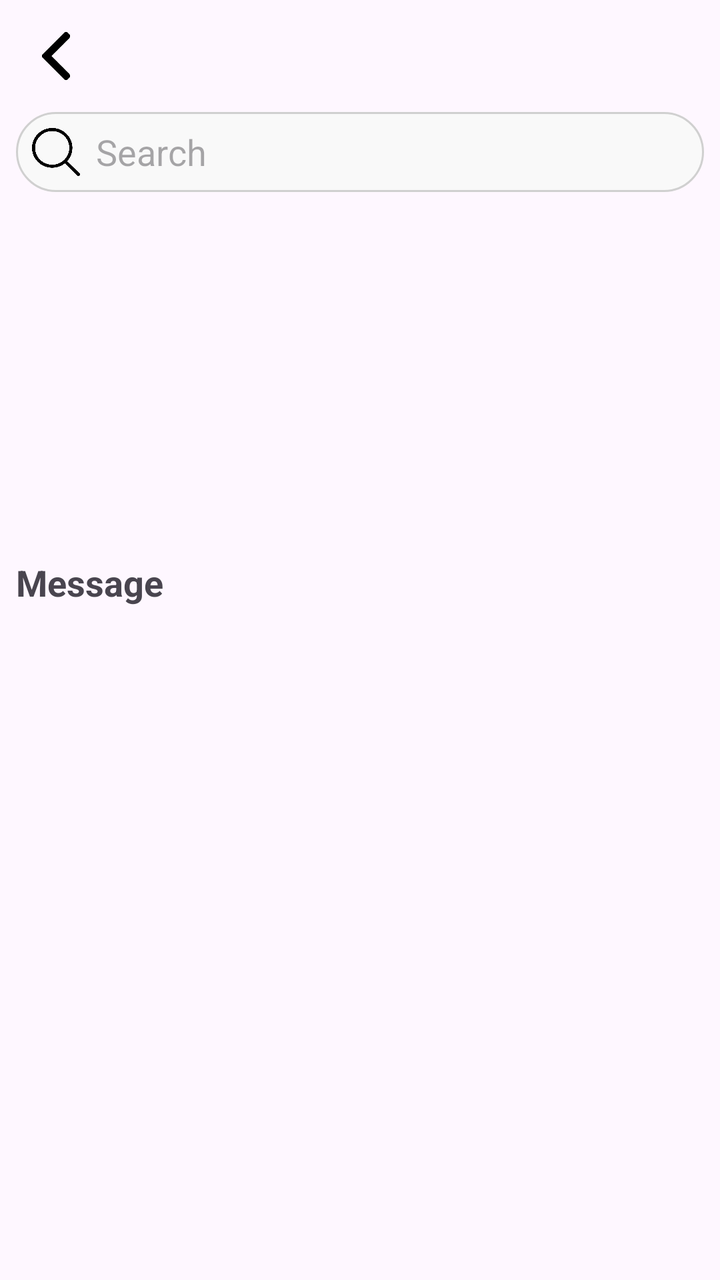
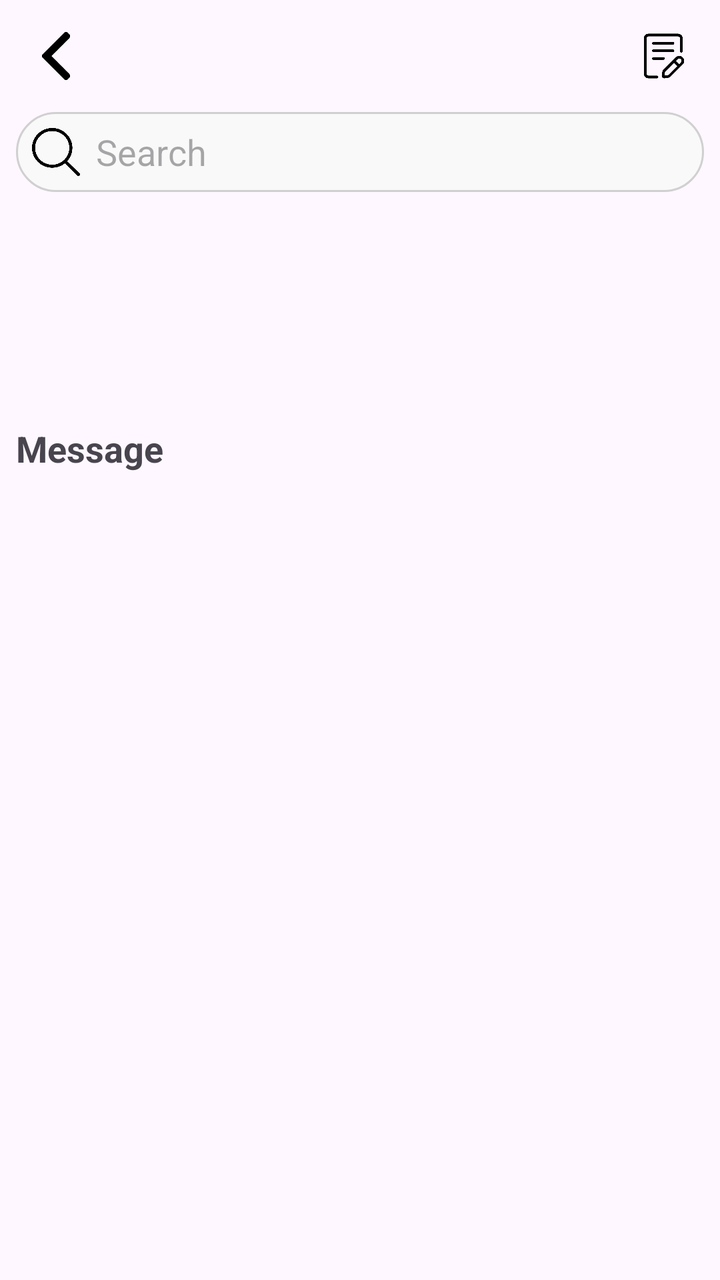

Screens rendered from an Android XML layout before and after an edit, with the pre-edit source and the edit as a unified diff.
<!-- AndroidManifest.xml: application theme Theme.SocialMedia -->
<!-- res/layout/fragment_message.xml -->
<?xml version="1.0" encoding="utf-8"?>
<androidx.constraintlayout.widget.ConstraintLayout
    xmlns:android="http://schemas.android.com/apk/res/android"
    xmlns:app="http://schemas.android.com/apk/res-auto"
    android:layout_width="match_parent"
    android:layout_height="match_parent">

    
    <ImageView
        android:id="@+id/ivBack"
        android:layout_width="40dp"
        android:layout_height="40dp"
        android:src="@drawable/ic_back"
        android:padding="8dp"
        app:layout_constraintTop_toTopOf="parent"
        app:layout_constraintStart_toStartOf="parent"
        android:layout_margin="8dp"/>

    
    <LinearLayout
        android:id="@+id/searchContainer"
        android:layout_width="0dp"
        android:layout_height="40dp"
        android:orientation="horizontal"
        android:background="@drawable/bg_search_simple"
    android:paddingStart="8dp"
    android:paddingEnd="8dp"
    app:layout_constraintTop_toBottomOf="@id/ivBack"
    app:layout_constraintStart_toStartOf="parent"
    app:layout_constraintEnd_toEndOf="parent"
    android:layout_marginTop="8dp"
    android:layout_marginStart="8dp"
    android:layout_marginEnd="8dp">

    <ImageView
        android:layout_width="24dp"
        android:layout_height="24dp"
        android:src="@drawable/ic_search"
        android:layout_gravity="center_vertical"/>

    <EditText
        android:id="@+id/etSearch"
        android:layout_width="0dp"
        android:layout_height="match_parent"
        android:layout_weight="1"
        android:hint="Search"
        android:background="@android:color/transparent"
        android:paddingStart="8dp"
        android:singleLine="true"/>
</LinearLayout>

    
<androidx.recyclerview.widget.RecyclerView
        android:id="@+id/rvUsers"
        android:layout_width="0dp"
        android:layout_height="150dp"
        android:clipToPadding="false"
        android:paddingStart="8dp"
            android:layout_marginTop="8dp"
        android:paddingEnd="8dp"
        app:layout_constraintTop_toBottomOf="@id/searchContainer"
        app:layout_constraintStart_toStartOf="parent"
        app:layout_constraintEnd_toEndOf="parent"/>

    
<LinearLayout
android:id="@+id/layoutMessageHeader"
android:layout_width="0dp"
android:layout_height="wrap_content"
android:orientation="horizontal"
app:layout_constraintTop_toBottomOf="@id/rvUsers"
app:layout_constraintStart_toStartOf="parent"
app:layout_constraintEnd_toEndOf="parent"
android:padding="8dp"
android:gravity="center_vertical">

<TextView
    android:id="@+id/tvMessage"
    android:layout_width="wrap_content"
    android:layout_height="wrap_content"
    android:text="Message"
    android:textSize="18sp"
    android:textStyle="bold"/>

    <TextView
        android:id="@+id/tvSpam"
        android:layout_width="wrap_content"
        android:layout_height="wrap_content"
        android:layout_marginEnd="8dp"
        android:layout_marginStart="280dp"
        android:text="Spam"
        android:textColor="#888888"
        android:textSize="12sp" />
</LinearLayout>

    
<androidx.recyclerview.widget.RecyclerView
android:id="@+id/rvMessages"
android:layout_width="0dp"
android:layout_height="0dp"
app:layout_constraintTop_toBottomOf="@id/layoutMessageHeader"
app:layout_constraintBottom_toBottomOf="parent"
app:layout_constraintStart_toStartOf="parent"
app:layout_constraintEnd_toEndOf="parent"
android:clipToPadding="false"
android:padding="8dp"/>
    </androidx.constraintlayout.widget.ConstraintLayout>
<!-- resources referenced by this layout -->
<resources>
  <!-- drawable bg_search_simple (drawable) -->
  <?xml version="1.0" encoding="utf-8"?>
  <shape xmlns:android="http://schemas.android.com/apk/res/android"
      android:shape="rectangle">
  
      
      <solid android:color="#F9F9F9"/>
  
      
      <corners android:radius="20dp"/>
  
      
      <stroke
          android:width="1dp"
          android:color="#D0D0D0"/>
  </shape>
  <!-- drawable ic_back: png bitmap (drawable, 2646 bytes) -->
  <!-- drawable ic_search: png bitmap (drawable, 8350 bytes) -->
  <style name="Theme.SocialMedia" parent="Base.Theme.SocialMedia" />
  <style name="Base.Theme.SocialMedia" parent="Theme.Material3.DayNight.NoActionBar">
          
          
      </style>
</resources>

<!-- the commit's change to res/layout/fragment_message.xml (unified diff, before → after) -->
@@ -15,6 +15,17 @@
         app:layout_constraintTop_toTopOf="parent"
         app:layout_constraintStart_toStartOf="parent"
         android:layout_margin="8dp"/>
+
+    <ImageView
+        android:id="@+id/ivWrite"
+        android:layout_width="40dp"
+        android:layout_height="40dp"
+        android:src="@drawable/ic_wirte"
+        android:padding="8dp"
+        app:layout_constraintTop_toTopOf="parent"
+        app:layout_constraintEnd_toEndOf="parent"
+        android:layout_margin="8dp"/>
+
 
     
     <LinearLayout
@@ -53,7 +64,7 @@
 <androidx.recyclerview.widget.RecyclerView
         android:id="@+id/rvUsers"
         android:layout_width="0dp"
-        android:layout_height="150dp"
+        android:layout_height="100dp"
         android:clipToPadding="false"
         android:paddingStart="8dp"
             android:layout_marginTop="8dp"
@@ -82,15 +93,7 @@ android:gravity="center_vertical">
     android:textSize="18sp"
     android:textStyle="bold"/>
 
-    <TextView
-        android:id="@+id/tvSpam"
-        android:layout_width="wrap_content"
-        android:layout_height="wrap_content"
-        android:layout_marginEnd="8dp"
-        android:layout_marginStart="280dp"
-        android:text="Spam"
-        android:textColor="#888888"
-        android:textSize="12sp" />
+
 </LinearLayout>
 
     
<!-- resource entries referenced after the edit -->
@@ -18,6 +18,7 @@
   </shape>
   <!-- drawable ic_back: png bitmap (drawable, 2646 bytes) -->
   <!-- drawable ic_search: png bitmap (drawable, 8350 bytes) -->
+  <!-- drawable ic_wirte: png bitmap (drawable, 9570 bytes) -->
   <style name="Theme.SocialMedia" parent="Base.Theme.SocialMedia" />
   <style name="Base.Theme.SocialMedia" parent="Theme.Material3.DayNight.NoActionBar">
           
